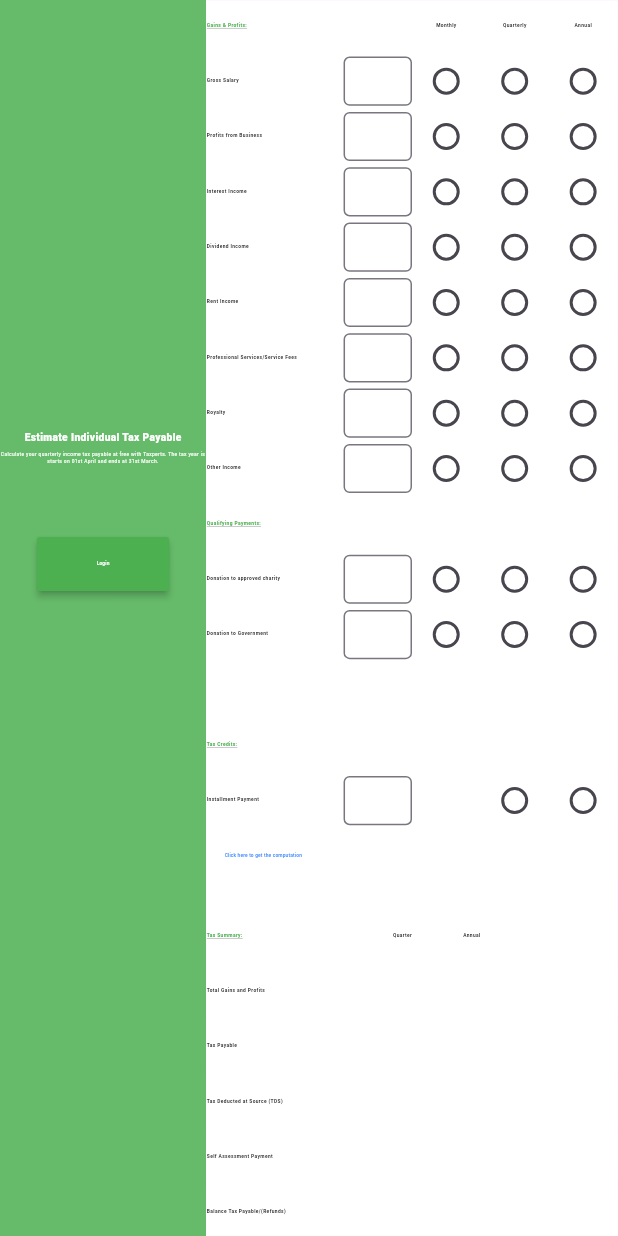
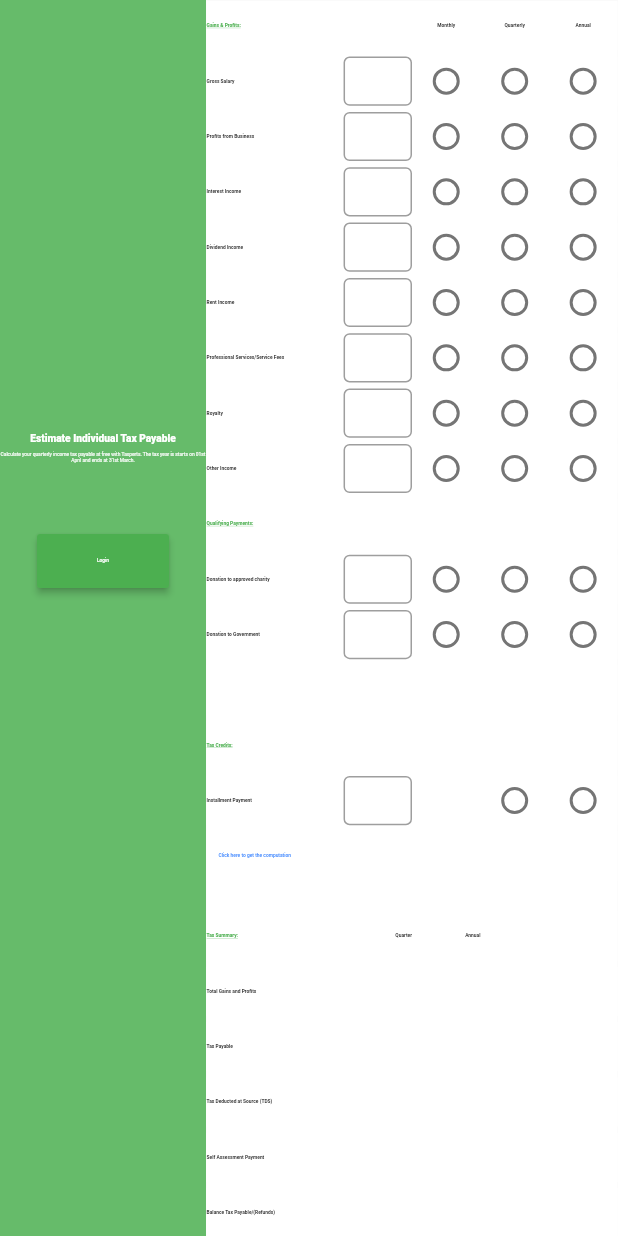
Before and after one commit to CBS-Developments/Taxpert-App-UI, a Flutter app: the screen it shows after launch, on a phone screen of 412 x 824 dp. Run offline on Flutter 3.47's test engine with Material 2 defaults, Android fonts, the phone set to English and light mode, and no system bars; missing offline and left inert: pattern_formatter.

Commit message:
Update main.dart

```diff
--- a/taxpert_app_ui/lib/main.dart
+++ b/taxpert_app_ui/lib/main.dart
@@ -11,45 +11,17 @@
   // This widget is the root of your application.
   @override
   Widget build(BuildContext context) {
-    return MaterialApp(
-      title: 'Flutter Demo',
-      theme: ThemeData(
-        // This is the theme of your application.
-        //
-        // TRY THIS: Try running your application with "flutter run". You'll see
-        // the application has a blue toolbar. Then, without quitting the app,
-        // try changing the seedColor in the colorScheme below to Colors.green
-        // and then invoke "hot reload" (save your changes or press the "hot
-        // reload" button in a Flutter-supported IDE, or press "r" if you used
-        // the command line to start the app).
-        //
-        // Notice that the counter didn't reset back to zero; the application
-        // state is not lost during the reload. To reset the state, use hot
-        // restart instead.
-        //
-        // This works for code too, not just values: Most code changes can be
-        // tested with just a hot reload.
-        colorScheme: ColorScheme.fromSeed(seedColor: Colors.deepPurple),
-        useMaterial3: true,
-      ),
-      home:  const MyHomePage(title: 'Flutter Demo Home Page'),
+    return const MaterialApp(
+      home:  MyHomePage(),
+      debugShowCheckedModeBanner: false,
     );
   }
 }
 
 class MyHomePage extends StatefulWidget {
-   const MyHomePage({super.key, required this.title});
-
-  // This widget is the home page of your application. It is stateful, meaning
-  // that it has a State object (defined below) that contains fields that affect
-  // how it looks.
-
-  // This class is the configuration for the state. It holds the values (in this
-  // case the title) provided by the parent (in this case the App widget) and
-  // used by the build method of the State. Fields in a Widget subclass are
-  // always marked "final".
-
-  final String title;
+   const MyHomePage({super.key,});
+
+
 
   @override
   State<MyHomePage> createState() => _MyHomePageState();
@@ -200,15 +172,13 @@
                           SizedBox(
                             height: sizeHeight * 0.005,
                           ),
-                          Container(
-                            child: Text(
+                          Text(
                             "Calculate your quarterly income tax payable at free with Taxperts. The tax year is starts on 01st April and ends at 31st March.",
                             style: TextStyle(
                               color: Colors.white,
                               fontSize: textFontNormal,
                             ),
                             textAlign: TextAlign.center,
-                            ),
                           ),
                           SizedBox(
                             height: sizeHeight * 0.05,
```
Lines whose indentation alone changed are shown as unchanged.
